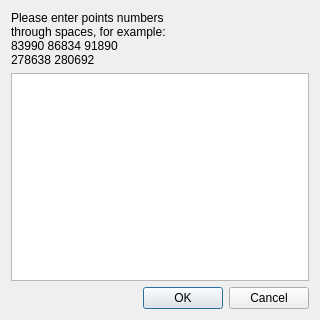
This is src/transientperiod.ui in vtyulb/BSA-Analytics as Qt 5 draws it before an edit. The edited form follows.
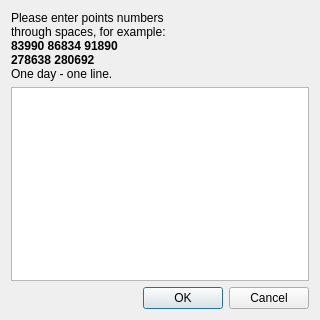
This is the edited form.

The edit to the form file:
```diff
--- a/src/transientperiod.ui
+++ b/src/transientperiod.ui
@@ -41,7 +41,7 @@
       </size>
      </property>
      <property name="text">
-      <string>&lt;html&gt;&lt;head/&gt;&lt;body&gt;&lt;p&gt;Please enter points numbers &lt;br/&gt;through spaces, for example:&lt;br/&gt;83990 86834 91890&lt;br/&gt;278638 280692&lt;/p&gt;&lt;/body&gt;&lt;/html&gt;</string>
+      <string>&lt;html&gt;&lt;head/&gt;&lt;body&gt;&lt;p&gt;Please enter points numbers &lt;br/&gt;through spaces, for example:&lt;br/&gt;&lt;span style=&quot; font-weight:600;&quot;&gt;83990 86834 91890&lt;br/&gt;278638 280692&lt;br/&gt;&lt;/span&gt;One day - one line.&lt;/p&gt;&lt;/body&gt;&lt;/html&gt;</string>
      </property>
     </widget>
    </item>
```
